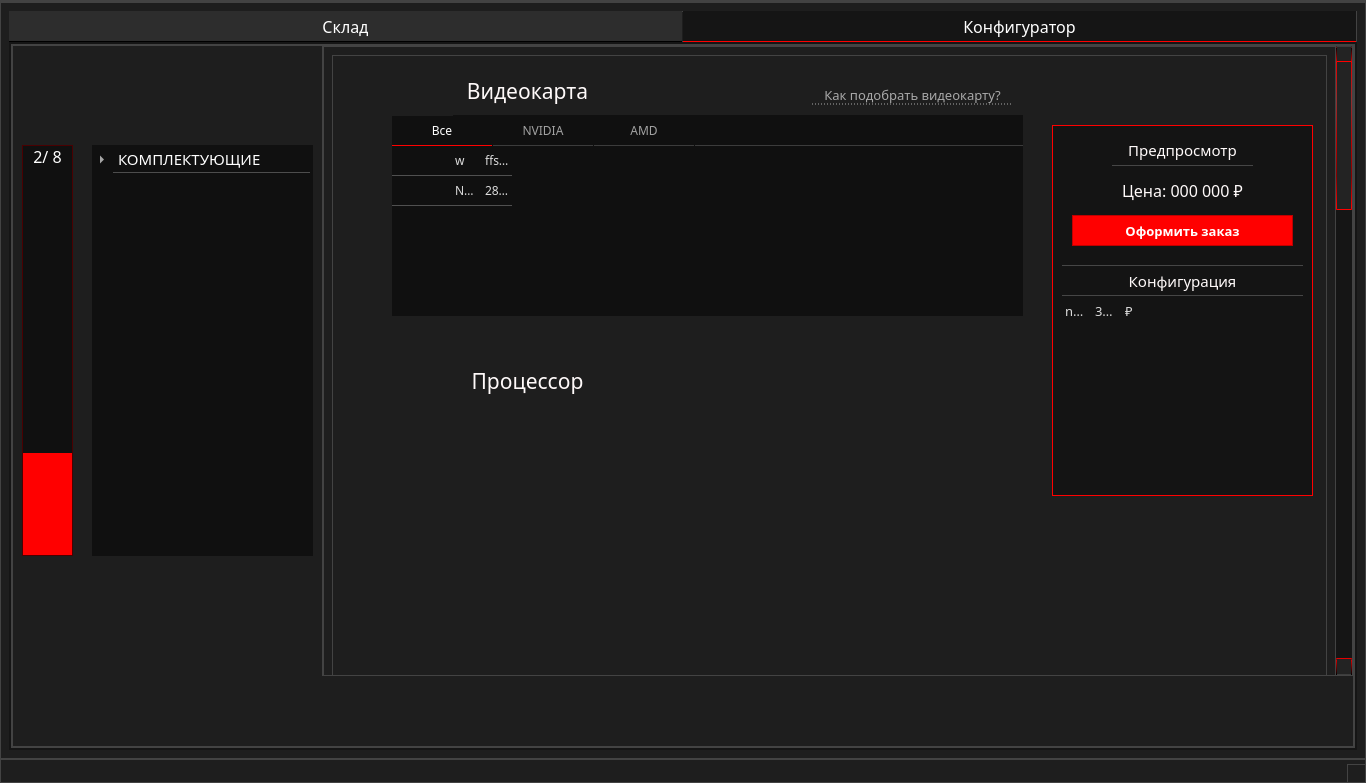
Qt form ui/main_interface.ui (marginalprog/git_pcconf) before a commit.
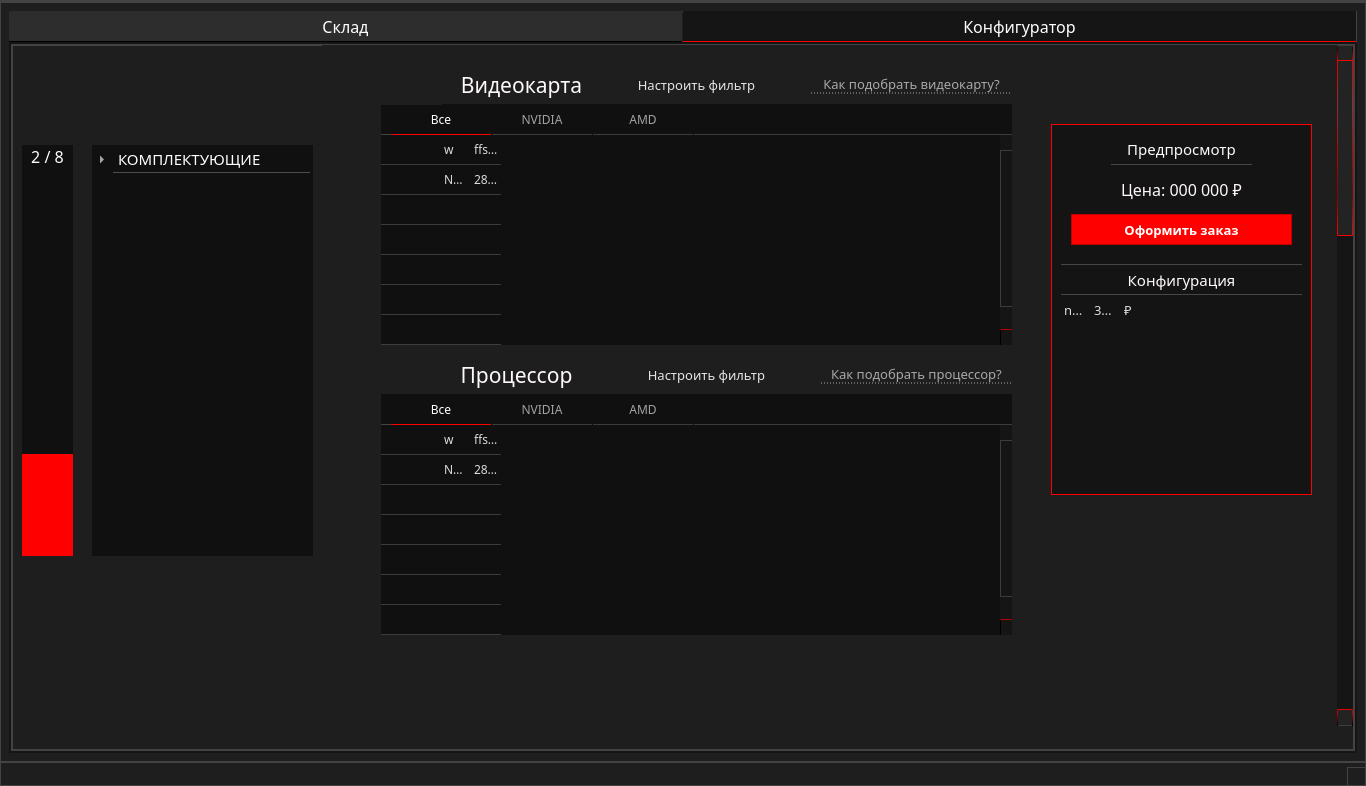
The same form after that commit. Icons and pictures are not drawn.

Commit message: +Доработки дизайна. Добавлена таблица "Процессоры", изменены названия +Примерный макет дизайна сайта

```diff
--- a/ui/main_interface.ui
+++ b/ui/main_interface.ui
@@ -7,7 +7,7 @@
     <x>0</x>
     <y>0</y>
     <width>1366</width>
-    <height>783</height>
+    <height>786</height>
    </rect>
   </property>
   <property name="windowTitle">
@@ -153,7 +153,8 @@
 	background-color: #101010;
 	border-style: solid;
 	border-radius: 0px;
-	border-color: rgb(74, 0, 1);
+	border: 0px rgb(74, 0, 1);
+	
 }
 
 QProgressBar::chunk{
@@ -161,7 +162,12 @@
 	border-style: solid;
 	border-radius: 0px;
 	border-color: rgb(74, 0, 1);
-}</string>
+}
+
+QProgressBar::chunk:hover{
+	background-color:  rgb(190, 0, 0);
+}
+</string>
         </property>
         <property name="maximum">
          <number>8</number>
@@ -179,7 +185,7 @@
          <bool>false</bool>
         </property>
         <property name="format">
-         <string>2/ 8</string>
+         <string>2 / 8</string>
         </property>
        </widget>
        <widget class="QTreeWidget" name="treeWidget">
@@ -477,11 +483,16 @@
           <x>310</x>
           <y>0</y>
           <width>1031</width>
-          <height>631</height>
+          <height>681</height>
          </rect>
         </property>
         <property name="styleSheet">
-         <string notr="true"> QScrollBar:vertical {
+         <string notr="true">QWidget{
+	border: 0px;
+} 
+
+
+QScrollBar:vertical {
 	border: none;
     background-color: #151515;
     width: 16px;
@@ -581,7 +592,7 @@
           <rect>
            <x>0</x>
            <y>0</y>
-           <width>1013</width>
+           <width>1015</width>
            <height>2518</height>
           </rect>
          </property>
@@ -887,9 +898,9 @@
              <property name="geometry">
               <rect>
                <x>120</x>
-               <y>20</y>
-               <width>151</width>
-               <height>31</height>
+               <y>10</y>
+               <width>141</width>
+               <height>41</height>
               </rect>
              </property>
              <property name="font">
@@ -915,10 +926,10 @@
             <widget class="QFrame" name="frameTabVideo">
              <property name="geometry">
               <rect>
-               <x>60</x>
-               <y>60</y>
+               <x>50</x>
+               <y>50</y>
                <width>631</width>
-               <height>201</height>
+               <height>241</height>
               </rect>
              </property>
              <property name="styleSheet">
@@ -937,9 +948,9 @@
               </property>
               <property name="geometry">
                <rect>
-                <x>0</x>
+                <x>10</x>
                 <y>0</y>
-                <width>631</width>
+                <width>621</width>
                 <height>31</height>
                </rect>
               </property>
@@ -1012,7 +1023,7 @@
                 <x>0</x>
                 <y>30</y>
                 <width>631</width>
-                <height>171</height>
+                <height>211</height>
                </rect>
               </property>
               <property name="font">
@@ -1060,8 +1071,7 @@
 QHeaderView::section{
     color: white;
 	selection-background-color:#ffc0cb;
-}      
-
+}
 
 QTableWidget QTableCornerButton::section
 {
@@ -1073,7 +1083,7 @@
 
 QTableWidget::item
 {
- 	border-bottom: 1px solid rgb(80,80,80); 
+ 	border-bottom: 1px solid rgb(60,60,60); 
 	border-right: 0px;
 	border-left: 0px;
 	border-top:0px;
@@ -1098,7 +1108,77 @@
 {
  	color: white;
 	border-bottom: 1px solid rgb(180,180,180);
-	
+}
+
+QScrollBar:vertical {
+	border: none;
+    background-color: #151515;
+    width: 12px;
+    margin: 15px 0 15px 0;
+	border-radius: 0px;
+ }
+
+/*  HANDLE BAR VERTICAL */
+QScrollBar::handle:vertical {	
+	background-color: #151515;
+	min-height: 30px;
+	border-radius: 0px;
+	border: 1px solid;
+	border-right: 0px;
+	border-color: rgb(60,60,60);
+}
+QScrollBar::handle:vertical:hover{	
+	background-color:  rgb(50,50,50);
+	border-color: rgb(60,60,60);
+}
+QScrollBar::handle:vertical:pressed {	
+	background-color: rgb(120, 0, 2);
+}
+
+/* BTN TOP - SCROLLBAR */
+QScrollBar::sub-line:vertical {
+	background-color: #151515;
+	height: 15px;
+	subcontrol-position: top;
+	subcontrol-origin: margin;
+	border: 0px;
+	border-bottom: 1px solid rgb(180, 0, 0);
+}
+QScrollBar::sub-line:vertical:hover {	
+	background-color: #575757;
+	border-color: #242424;
+}
+QScrollBar::sub-line:vertical:pressed {	
+	background-color: rgb(120, 0, 2);
+}
+
+/* BTN BOTTOM - SCROLLBAR */
+QScrollBar::add-line:vertical {
+	background-color: #151515;
+	height: 15px;
+	subcontrol-position: bottom;
+	subcontrol-origin: margin;
+	border: 1px solid;
+	border-color: rgb(60,60,60);
+	border: 1px solid;
+	border-top:1px solid rgb(180, 0, 0);
+	border-right: 0px;
+	border-bottom: 0px;
+}
+QScrollBar::add-line:vertical:hover {	
+	background-color: #575757;
+	border-color: #242424;
+}
+QScrollBar::add-line:vertical:pressed {	
+	background-color: rgb(120, 0, 2);
+}
+/* RESET ARROW */
+QScrollBar::up-arrow:vertical, QScrollBar::down-arrow:vertical {
+	background: none;
+}
+
+QScrollBar::add-page:vertical, QScrollBar::sub-page:vertical {
+	background: none;
 }
 </string>
               </property>
@@ -1160,6 +1240,36 @@
                 <string>New Row</string>
                </property>
               </row>
+              <row>
+               <property name="text">
+                <string>New Row</string>
+               </property>
+              </row>
+              <row>
+               <property name="text">
+                <string>New Row</string>
+               </property>
+              </row>
+              <row>
+               <property name="text">
+                <string>New Row</string>
+               </property>
+              </row>
+              <row>
+               <property name="text">
+                <string>New Row</string>
+               </property>
+              </row>
+              <row>
+               <property name="text">
+                <string>New Row</string>
+               </property>
+              </row>
+              <row>
+               <property name="text">
+                <string>New Row</string>
+               </property>
+              </row>
               <column>
                <property name="text">
                 <string>Выбор</string>
@@ -1214,8 +1324,8 @@
               <rect>
                <x>50</x>
                <y>10</y>
-               <width>71</width>
-               <height>51</height>
+               <width>61</width>
+               <height>41</height>
               </rect>
              </property>
              <property name="styleSheet">
@@ -1232,10 +1342,10 @@
             <widget class="QLabel" name="lb_processor">
              <property name="geometry">
               <rect>
-               <x>130</x>
-               <y>310</y>
+               <x>120</x>
+               <y>300</y>
                <width>131</width>
-               <height>31</height>
+               <height>41</height>
               </rect>
              </property>
              <property name="font">
@@ -1263,8 +1373,8 @@
               <rect>
                <x>50</x>
                <y>300</y>
-               <width>71</width>
-               <height>51</height>
+               <width>61</width>
+               <height>41</height>
               </rect>
              </property>
              <property name="styleSheet">
@@ -1281,10 +1391,10 @@
             <widget class="QFrame" name="imgCPUcooling">
              <property name="geometry">
               <rect>
-               <x>40</x>
-               <y>420</y>
-               <width>91</width>
-               <height>61</height>
+               <x>160</x>
+               <y>610</y>
+               <width>71</width>
+               <height>51</height>
               </rect>
              </property>
              <property name="styleSheet">
@@ -1302,9 +1412,9 @@
              <property name="geometry">
               <rect>
                <x>40</x>
-               <y>520</y>
-               <width>91</width>
-               <height>61</height>
+               <y>610</y>
+               <width>81</width>
+               <height>51</height>
               </rect>
              </property>
              <property name="styleSheet">
@@ -1322,8 +1432,8 @@
              <property name="geometry">
               <rect>
                <x>300</x>
-               <y>530</y>
-               <width>81</width>
+               <y>610</y>
+               <width>71</width>
                <height>31</height>
               </rect>
              </property>
@@ -1342,8 +1452,8 @@
              <property name="geometry">
               <rect>
                <x>310</x>
-               <y>550</y>
-               <width>81</width>
+               <y>630</y>
+               <width>71</width>
                <height>31</height>
               </rect>
              </property>
@@ -1362,9 +1472,9 @@
              <property name="geometry">
               <rect>
                <x>520</x>
-               <y>520</y>
-               <width>71</width>
-               <height>61</height>
+               <y>610</y>
+               <width>61</width>
+               <height>51</height>
               </rect>
              </property>
              <property name="styleSheet">
@@ -1382,9 +1492,9 @@
              <property name="geometry">
               <rect>
                <x>640</x>
-               <y>520</y>
-               <width>71</width>
-               <height>61</height>
+               <y>610</y>
+               <width>61</width>
+               <height>51</height>
               </rect>
              </property>
              <property name="styleSheet">
@@ -1402,7 +1512,7 @@
              <property name="geometry">
               <rect>
                <x>480</x>
-               <y>30</y>
+               <y>20</y>
                <width>201</width>
                <height>20</height>
               </rect>
@@ -1436,9 +1546,9 @@
              <property name="geometry">
               <rect>
                <x>790</x>
-               <y>520</y>
-               <width>71</width>
-               <height>61</height>
+               <y>610</y>
+               <width>61</width>
+               <height>51</height>
               </rect>
              </property>
              <property name="styleSheet">
@@ -1452,6 +1562,504 @@
               <enum>QFrame::Raised</enum>
              </property>
             </widget>
+            <widget class="QPushButton" name="btnVideoFilter">
+             <property name="geometry">
+              <rect>
+               <x>300</x>
+               <y>20</y>
+               <width>131</width>
+               <height>21</height>
+              </rect>
+             </property>
+             <property name="font">
+              <font>
+               <family>Montserrat Medium</family>
+               <pointsize>10</pointsize>
+              </font>
+             </property>
+             <property name="styleSheet">
+              <string notr="true">QPushButton
+{
+color:  rgb(230,230, 230);
+border: 0px;
+/*border-bottom: 1px solid rgb(200, 200, 200);*/
+}
+
+QPushButton::hover
+{
+color: red;
+border-bottom: 1px solid red;
+}
+</string>
+             </property>
+             <property name="text">
+              <string>Настроить фильтр</string>
+             </property>
+            </widget>
+            <widget class="QFrame" name="frameTabProc">
+             <property name="geometry">
+              <rect>
+               <x>50</x>
+               <y>340</y>
+               <width>631</width>
+               <height>241</height>
+              </rect>
+             </property>
+             <property name="styleSheet">
+              <string notr="true">background-color: #101010;
+border: 0px;</string>
+             </property>
+             <property name="frameShape">
+              <enum>QFrame::StyledPanel</enum>
+             </property>
+             <property name="frameShadow">
+              <enum>QFrame::Raised</enum>
+             </property>
+             <widget class="QTabWidget" name="tabWidgetProc">
+              <property name="enabled">
+               <bool>true</bool>
+              </property>
+              <property name="geometry">
+               <rect>
+                <x>10</x>
+                <y>0</y>
+                <width>621</width>
+                <height>31</height>
+               </rect>
+              </property>
+              <property name="font">
+               <font>
+                <family>Montserrat Medium</family>
+                <pointsize>9</pointsize>
+               </font>
+              </property>
+              <property name="styleSheet">
+               <string notr="true">QTabWidget::pane
+{
+	background: #101010;
+	border-bottom: 1px solid rgb(60,60,60); 
+	border-right: 0px;
+	border-left: 0px;
+	border-top:0px;
+		
+}
+
+QTabBar::tab
+{
+	background-color: #101010;
+	min-width: 100px;
+	min-height: 10ex;
+	margin-left: 1px;
+	color: #a2a2a2;
+	border-bottom: 1px solid rgb(60,60,60); 
+	
+}
+QTabBar::tab:selected
+{
+	color: white;
+	border-right: 0px;
+	border-left: 0px;
+	border-top:0px;
+	border-bottom: 1px solid #FF0000;
+}
+QTabBar::tab:hover
+{
+	color: #FF0000;
+	background: #252525;
+}</string>
+              </property>
+              <property name="currentIndex">
+               <number>0</number>
+              </property>
+              <widget class="QWidget" name="allProc">
+               <attribute name="title">
+                <string>Все</string>
+               </attribute>
+              </widget>
+              <widget class="QWidget" name="tabPr1">
+               <attribute name="title">
+                <string>NVIDIA</string>
+               </attribute>
+              </widget>
+              <widget class="QWidget" name="tabPr2">
+               <attribute name="title">
+                <string>AMD</string>
+               </attribute>
+              </widget>
+             </widget>
+             <widget class="QTableWidget" name="tableConfProc">
+              <property name="enabled">
+               <bool>true</bool>
+              </property>
+              <property name="geometry">
+               <rect>
+                <x>0</x>
+                <y>30</y>
+                <width>631</width>
+                <height>211</height>
+               </rect>
+              </property>
+              <property name="font">
+               <font>
+                <family>Montserrat Medium</family>
+                <stylestrategy>PreferAntialias</stylestrategy>
+               </font>
+              </property>
+              <property name="mouseTracking">
+               <bool>true</bool>
+              </property>
+              <property name="focusPolicy">
+               <enum>Qt::NoFocus</enum>
+              </property>
+              <property name="autoFillBackground">
+               <bool>false</bool>
+              </property>
+              <property name="styleSheet">
+               <string notr="true">QHeaderView
+{	
+	background-color: #101010;
+	color: #dddddd;
+	border: 0px;
+	font-size: 14px;
+	min-width: 100px;	
+	min-height: 30px;
+}
+
+QHeaderView::section
+{
+	background-color: #101010;
+	min-width: 10px;	
+	min-height: 25px;
+	border: 0px solid;
+	border-right: 1px solid rgb(50,50,50); 
+	color: #dddddd;
+	font-size: 12px;
+}
+
+QHeaderView::section:hover {
+   color: white;
+	background-color: rgb(80,80,80);
+}
+
+QHeaderView::section{
+    color: white;
+	selection-background-color:#ffc0cb;
+}
+
+QTableWidget QTableCornerButton::section
+{
+	
+	background: rgb(80,80,80);
+	border-style: solid;
+	border-width: 1px;
+}
+
+QTableWidget::item
+{
+ 	border-bottom: 1px solid rgb(60,60,60); 
+	border-right: 0px;
+	border-left: 0px;
+	border-top:0px;
+}
+
+QTableView
+{
+	background-color: #101010;
+	color: #dddddd;
+	border-top: 1px solid #434343;
+	border-right: 0px;
+	border-left: 0px;
+	border-bottom: 0px;
+}
+
+QTableWidget::item:hover {
+    color: white;
+	border-bottom: 1px solid rgb(180,180,180);
+}      
+
+QTableWidget::item:selected
+{
+ 	color: white;
+	border-bottom: 1px solid rgb(180,180,180);
+}
+
+QScrollBar:vertical {
+	border: none;
+    background-color: #151515;
+    width: 12px;
+    margin: 15px 0 15px 0;
+	border-radius: 0px;
+ }
+
+/*  HANDLE BAR VERTICAL */
+QScrollBar::handle:vertical {	
+	background-color: #151515;
+	min-height: 30px;
+	border-radius: 0px;
+	border: 1px solid;
+	border-right: 0px;
+	border-color: rgb(60,60,60);
+}
+QScrollBar::handle:vertical:hover{	
+	background-color:  rgb(50,50,50);
+	border-color: rgb(60,60,60);
+}
+QScrollBar::handle:vertical:pressed {	
+	background-color: rgb(120, 0, 2);
+}
+
+/* BTN TOP - SCROLLBAR */
+QScrollBar::sub-line:vertical {
+	background-color: #151515;
+	height: 15px;
+	subcontrol-position: top;
+	subcontrol-origin: margin;
+	border: 0px;
+	border-bottom: 1px solid rgb(180, 0, 0);
+}
+QScrollBar::sub-line:vertical:hover {	
+	background-color: #575757;
+	border-color: #242424;
+}
+QScrollBar::sub-line:vertical:pressed {	
+	background-color: rgb(120, 0, 2);
+}
+
+/* BTN BOTTOM - SCROLLBAR */
+QScrollBar::add-line:vertical {
+	background-color: #151515;
+	height: 15px;
+	subcontrol-position: bottom;
+	subcontrol-origin: margin;
+	border: 1px solid;
+	border-color: rgb(60,60,60);
+	border: 1px solid;
+	border-top:1px solid rgb(180, 0, 0);
+	border-right: 0px;
+	border-bottom: 0px;
+}
+QScrollBar::add-line:vertical:hover {	
+	background-color: #575757;
+	border-color: #242424;
+}
+QScrollBar::add-line:vertical:pressed {	
+	background-color: rgb(120, 0, 2);
+}
+/* RESET ARROW */
+QScrollBar::up-arrow:vertical, QScrollBar::down-arrow:vertical {
+	background: none;
+}
+
+QScrollBar::add-page:vertical, QScrollBar::sub-page:vertical {
+	background: none;
+}
+</string>
+              </property>
+              <property name="editTriggers">
+               <set>QAbstractItemView::AnyKeyPressed|QAbstractItemView::EditKeyPressed|QAbstractItemView::SelectedClicked</set>
+              </property>
+              <property name="selectionMode">
+               <enum>QAbstractItemView::SingleSelection</enum>
+              </property>
+              <property name="selectionBehavior">
+               <enum>QAbstractItemView::SelectRows</enum>
+              </property>
+              <property name="showGrid">
+               <bool>false</bool>
+              </property>
+              <property name="gridStyle">
+               <enum>Qt::SolidLine</enum>
+              </property>
+              <property name="sortingEnabled">
+               <bool>true</bool>
+              </property>
+              <attribute name="horizontalHeaderVisible">
+               <bool>false</bool>
+              </attribute>
+              <attribute name="horizontalHeaderCascadingSectionResizes">
+               <bool>true</bool>
+              </attribute>
+              <attribute name="horizontalHeaderDefaultSectionSize">
+               <number>30</number>
+              </attribute>
+              <attribute name="horizontalHeaderHighlightSections">
+               <bool>false</bool>
+              </attribute>
+              <attribute name="horizontalHeaderMinimumSectionSize">
+               <number>15</number>
+              </attribute>
+              <attribute name="horizontalHeaderShowSortIndicator" stdset="0">
+               <bool>true</bool>
+              </attribute>
+              <attribute name="horizontalHeaderStretchLastSection">
+               <bool>false</bool>
+              </attribute>
+              <attribute name="verticalHeaderVisible">
+               <bool>false</bool>
+              </attribute>
+              <attribute name="verticalHeaderCascadingSectionResizes">
+               <bool>false</bool>
+              </attribute>
+              <attribute name="verticalHeaderMinimumSectionSize">
+               <number>10</number>
+              </attribute>
+              <row>
+               <property name="text">
+                <string>w</string>
+               </property>
+              </row>
+              <row>
+               <property name="text">
+                <string>New Row</string>
+               </property>
+              </row>
+              <row>
+               <property name="text">
+                <string>New Row</string>
+               </property>
+              </row>
+              <row>
+               <property name="text">
+                <string>New Row</string>
+               </property>
+              </row>
+              <row>
+               <property name="text">
+                <string>New Row</string>
+               </property>
+              </row>
+              <row>
+               <property name="text">
+                <string>New Row</string>
+               </property>
+              </row>
+              <row>
+               <property name="text">
+                <string>New Row</string>
+               </property>
+              </row>
+              <row>
+               <property name="text">
+                <string>New Row</string>
+               </property>
+              </row>
+              <column>
+               <property name="text">
+                <string>Выбор</string>
+               </property>
+              </column>
+              <column>
+               <property name="text">
+                <string>Склад</string>
+               </property>
+              </column>
+              <column>
+               <property name="text">
+                <string>Название</string>
+               </property>
+              </column>
+              <column>
+               <property name="text">
+                <string>др. параметры</string>
+               </property>
+              </column>
+              <item row="0" column="0">
+               <property name="text">
+                <string/>
+               </property>
+              </item>
+              <item row="0" column="2">
+               <property name="text">
+                <string>w</string>
+               </property>
+              </item>
+              <item row="0" column="3">
+               <property name="text">
+                <string>ffssssrrrwrwer3333222234</string>
+               </property>
+              </item>
+              <item row="1" column="2">
+               <property name="text">
+                <string>NVIDIA RTX 4080</string>
+               </property>
+              </item>
+              <item row="1" column="3">
+               <property name="text">
+                <string>2878913412</string>
+               </property>
+              </item>
+             </widget>
+             <zorder>tableConfProc</zorder>
+             <zorder>tabWidgetProc</zorder>
+            </widget>
+            <widget class="QPushButton" name="btnProcFilter">
+             <property name="geometry">
+              <rect>
+               <x>310</x>
+               <y>310</y>
+               <width>131</width>
+               <height>21</height>
+              </rect>
+             </property>
+             <property name="font">
+              <font>
+               <family>Montserrat Medium</family>
+               <pointsize>10</pointsize>
+              </font>
+             </property>
+             <property name="styleSheet">
+              <string notr="true">QPushButton
+{
+color:  rgb(230,230, 230);
+border: 0px;
+/*border-bottom: 1px solid rgb(200, 200, 200);*/
+}
+
+QPushButton::hover
+{
+color: red;
+border-bottom: 1px solid red;
+}
+</string>
+             </property>
+             <property name="text">
+              <string>Настроить фильтр</string>
+             </property>
+            </widget>
+            <widget class="QPushButton" name="btnProcHelp">
+             <property name="geometry">
+              <rect>
+               <x>490</x>
+               <y>310</y>
+               <width>191</width>
+               <height>20</height>
+              </rect>
+             </property>
+             <property name="font">
+              <font>
+               <family>Montserrat Medium</family>
+               <pointsize>10</pointsize>
+              </font>
+             </property>
+             <property name="styleSheet">
+              <string notr="true">QPushButton
+{
+color: rgb(168, 168, 168);
+border: 0px;
+border-bottom: 1px dashed rgb(168, 168, 168);
+}
+
+QPushButton::hover
+{
+color: white;
+border-bottom: 1px dashed white;
+}
+</string>
+             </property>
+             <property name="text">
+              <string>Как подобрать процессор?</string>
+             </property>
+            </widget>
            </widget>
           </item>
          </layout>
```
Left out of the diff: 167 changed lines with no effect on the pictures. The commit also changes 2 other files.
